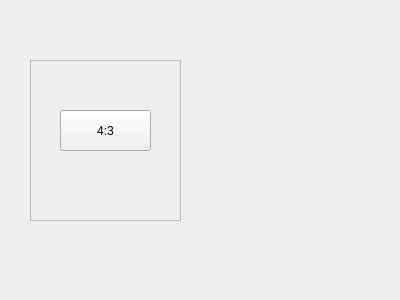
Old version of the form resize.ui in the repository NesrineGhannay/ImagEdit.
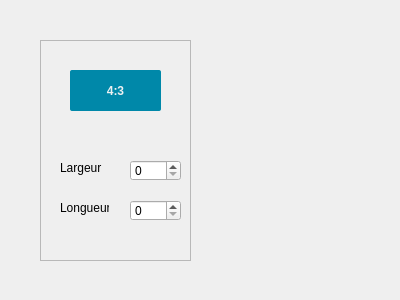
New version of the form.

Commit message: Add resize windows

Patch:
```diff
--- a/resize.ui
+++ b/resize.ui
@@ -16,10 +16,10 @@
   <widget class="QFrame" name="frame">
    <property name="geometry">
     <rect>
-     <x>30</x>
-     <y>60</y>
+     <x>40</x>
+     <y>40</y>
      <width>151</width>
-     <height>161</height>
+     <height>221</height>
     </rect>
    </property>
    <property name="frameShape">
@@ -32,15 +32,90 @@
     <property name="geometry">
      <rect>
       <x>30</x>
-      <y>50</y>
+      <y>30</y>
       <width>91</width>
       <height>41</height>
      </rect>
     </property>
+    <property name="styleSheet">
+     <string notr="true">QPushButton {
+	font-family: &quot;Montserrat&quot;, sans-serif;
+	font-weight: 500;
+	color: #edf0f1;
+	background-color: rgba(0, 136, 169, 1);
+	border-radius: 2px;
+}
+
+
+QPushButton::pressed {
+	border: 2px solid #00f;
+}
+
+
+</string>
+    </property>
     <property name="text">
      <string>4:3</string>
     </property>
    </widget>
+   <widget class="QSpinBox" name="widthSpinBox">
+    <property name="geometry">
+     <rect>
+      <x>90</x>
+      <y>120</y>
+      <width>51</width>
+      <height>21</height>
+     </rect>
+    </property>
+    <property name="maximum">
+     <number>1000000000</number>
+    </property>
+    <property name="singleStep">
+     <number>10</number>
+    </property>
+   </widget>
+   <widget class="QSpinBox" name="heightSpinBox">
+    <property name="geometry">
+     <rect>
+      <x>90</x>
+      <y>160</y>
+      <width>51</width>
+      <height>21</height>
+     </rect>
+    </property>
+    <property name="maximum">
+     <number>1000000000</number>
+    </property>
+    <property name="singleStep">
+     <number>10</number>
+    </property>
+   </widget>
+   <widget class="QLabel" name="width">
+    <property name="geometry">
+     <rect>
+      <x>20</x>
+      <y>120</y>
+      <width>49</width>
+      <height>16</height>
+     </rect>
+    </property>
+    <property name="text">
+     <string>Largeur</string>
+    </property>
+   </widget>
+   <widget class="QLabel" name="height">
+    <property name="geometry">
+     <rect>
+      <x>20</x>
+      <y>160</y>
+      <width>49</width>
+      <height>16</height>
+     </rect>
+    </property>
+    <property name="text">
+     <string>Longueur</string>
+    </property>
+   </widget>
   </widget>
  </widget>
  <resources/>
```
Left out of the diff: 2 changed lines with no effect on the pictures. The commit also changes 3 other files.
